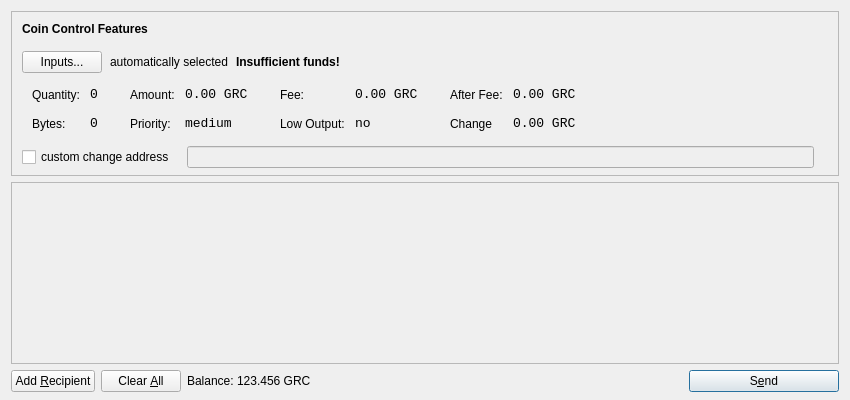
Before: the Qt Designer form src/qt/forms/sendcoinsdialog.ui in gridcoin-community/Gridcoin-Research, drawn with Qt 5.
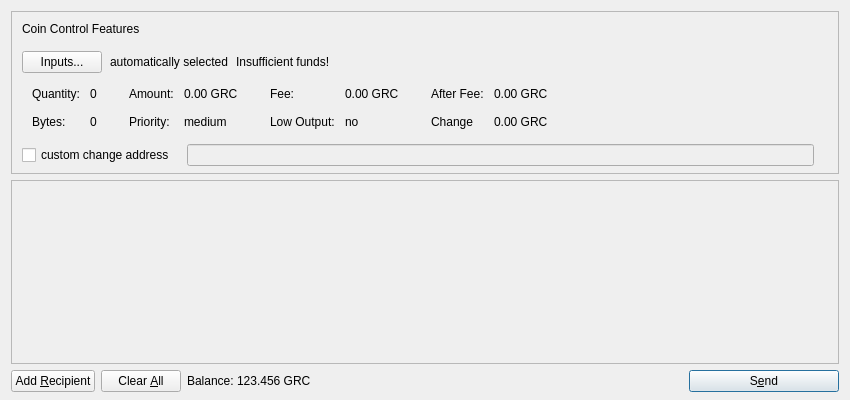
After: the same form once the commit is applied. Icons and pictures are not drawn.

Diff of the .ui file:
```diff
--- a/src/qt/forms/sendcoinsdialog.ui
+++ b/src/qt/forms/sendcoinsdialog.ui
@@ -77,12 +77,6 @@
               <verstretch>0</verstretch>
              </sizepolicy>
             </property>
-            <property name="font">
-             <font>
-              <weight>75</weight>
-              <bold>true</bold>
-             </font>
-            </property>
             <property name="text">
              <string>Coin Control Features</string>
             </property>
@@ -120,12 +114,6 @@
           </item>
           <item>
            <widget class="QLabel" name="labelCoinControlInsuffFunds">
-            <property name="font">
-             <font>
-              <weight>75</weight>
-              <bold>true</bold>
-             </font>
-            </property>
             <property name="text">
              <string>Insufficient funds!</string>
             </property>
@@ -219,12 +207,6 @@
                </item>
                <item row="0" column="1">
                 <widget class="QLabel" name="labelCoinControlQuantity">
-                 <property name="font">
-                  <font>
-                   <family>Monospace</family>
-                   <pointsize>10</pointsize>
-                  </font>
-                 </property>
                  <property name="cursor">
                   <cursorShape>IBeamCursor</cursorShape>
                  </property>
@@ -251,12 +233,6 @@
                </item>
                <item row="1" column="1">
                 <widget class="QLabel" name="labelCoinControlBytes">
-                 <property name="font">
-                  <font>
-                   <family>Monospace</family>
-                   <pointsize>10</pointsize>
-                  </font>
-                 </property>
                  <property name="cursor">
                   <cursorShape>IBeamCursor</cursorShape>
                  </property>
@@ -302,12 +278,6 @@
                </item>
                <item row="0" column="1">
                 <widget class="QLabel" name="labelCoinControlAmount">
-                 <property name="font">
-                  <font>
-                   <family>Monospace</family>
-                   <pointsize>10</pointsize>
-                  </font>
-                 </property>
                  <property name="cursor">
                   <cursorShape>IBeamCursor</cursorShape>
                  </property>
@@ -331,12 +301,6 @@
                </item>
                <item row="1" column="1">
                 <widget class="QLabel" name="labelCoinControlPriority">
-                 <property name="font">
-                  <font>
-                   <family>Monospace</family>
-                   <pointsize>10</pointsize>
-                  </font>
-                 </property>
                  <property name="cursor">
                   <cursorShape>IBeamCursor</cursorShape>
                  </property>
@@ -382,12 +346,6 @@
                </item>
                <item row="0" column="1">
                 <widget class="QLabel" name="labelCoinControlFee">
-                 <property name="font">
-                  <font>
-                   <family>Monospace</family>
-                   <pointsize>10</pointsize>
-                  </font>
-                 </property>
                  <property name="cursor">
                   <cursorShape>IBeamCursor</cursorShape>
                  </property>
@@ -411,12 +369,6 @@
                </item>
                <item row="1" column="1">
                 <widget class="QLabel" name="labelCoinControlLowOutput">
-                 <property name="font">
-                  <font>
-                   <family>Monospace</family>
-                   <pointsize>10</pointsize>
-                  </font>
-                 </property>
                  <property name="cursor">
                   <cursorShape>IBeamCursor</cursorShape>
                  </property>
@@ -462,12 +414,6 @@
                </item>
                <item row="0" column="1">
                 <widget class="QLabel" name="labelCoinControlAfterFee">
-                 <property name="font">
-                  <font>
-                   <family>Monospace</family>
-                   <pointsize>10</pointsize>
-                  </font>
-                 </property>
                  <property name="cursor">
                   <cursorShape>IBeamCursor</cursorShape>
                  </property>
@@ -491,12 +437,6 @@
                </item>
                <item row="1" column="1">
                 <widget class="QLabel" name="labelCoinControlChange">
-                 <property name="font">
-                  <font>
-                   <family>Monospace</family>
-                   <pointsize>10</pointsize>
-                  </font>
-                 </property>
                  <property name="cursor">
                   <cursorShape>IBeamCursor</cursorShape>
                  </property>
```
